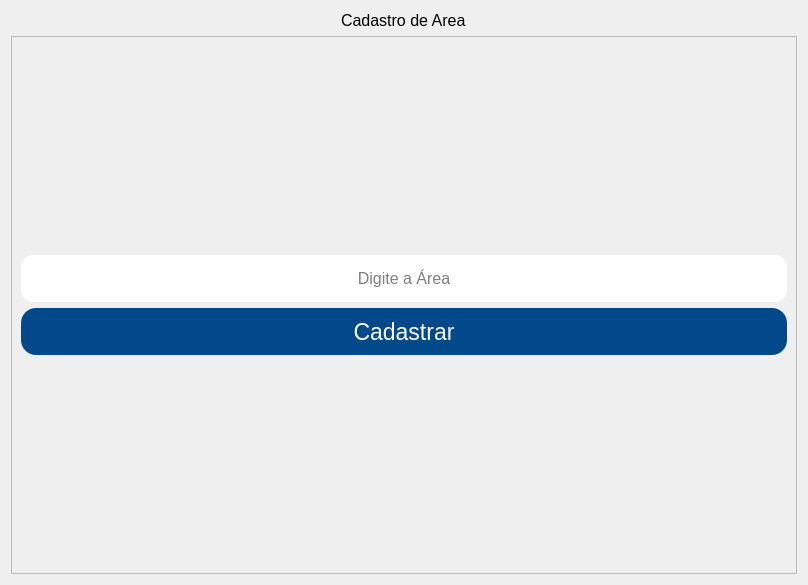
The window that App/view/ui/cadastroArea.ui (Senac-SOR-ADS/Mapa-de-Sala) describes before a commit, drawn with Qt 5.
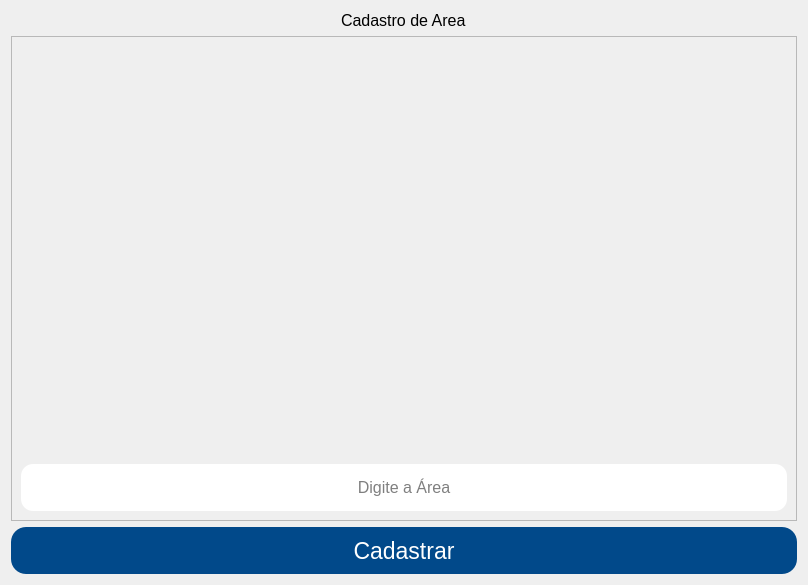
The same window after the commit.

Patch:
```diff
--- a/App/view/ui/cadastroArea.ui
+++ b/App/view/ui/cadastroArea.ui
@@ -104,6 +104,9 @@
         </property>
        </widget>
       </item>
+     </layout>
+    </widget>
+   </item>
       <item>
        <widget class="QPushButton" name="btnCadastrarArea">
         <property name="minimumSize">
@@ -122,22 +125,6 @@
         </property>
        </widget>
       </item>
-      <item>
-       <spacer name="verticalSpacer">
-        <property name="orientation">
-         <enum>Qt::Vertical</enum>
-        </property>
-        <property name="sizeHint" stdset="0">
-         <size>
-          <width>20</width>
-          <height>40</height>
-         </size>
-        </property>
-       </spacer>
-      </item>
-     </layout>
-    </widget>
-   </item>
   </layout>
  </widget>
  <tabstops>
```
Left out of the diff: 1 changed line with no effect on the pictures. Lines whose indentation alone changed are shown as unchanged.
